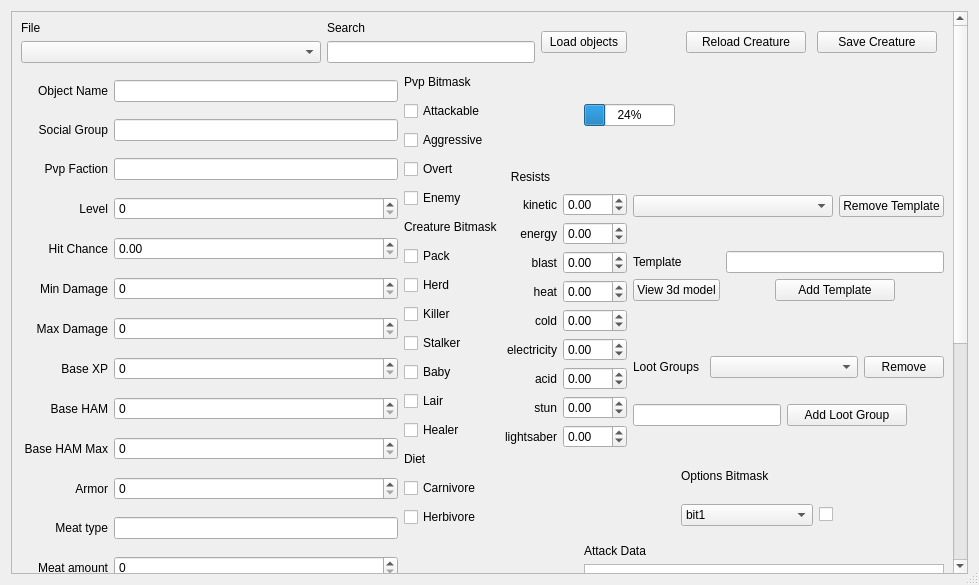
The window that WorldSpawnerTool/creaturemanager.ui (TheAnswer/Tools) describes before a commit, drawn with Qt 5.
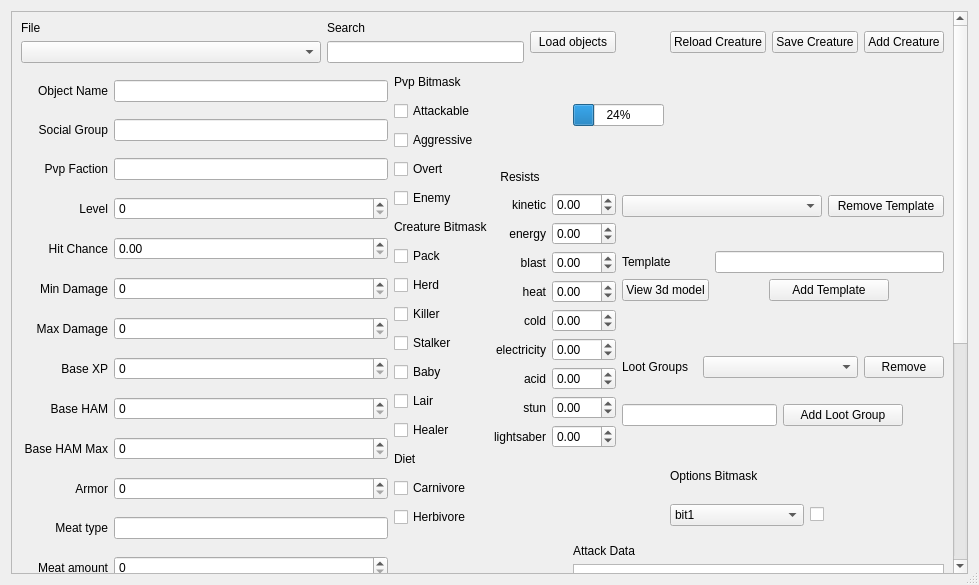
The same window after the commit.

Commit message: [updated] spawn tool added ability to add new npc/creature scripts

```diff
--- a/WorldSpawnerTool/creaturemanager.ui
+++ b/WorldSpawnerTool/creaturemanager.ui
@@ -26,7 +26,7 @@
       <property name="geometry">
        <rect>
         <x>0</x>
-        <y>-73</y>
+        <y>0</y>
         <width>942</width>
         <height>839</height>
        </rect>
@@ -98,6 +98,13 @@
            </property>
           </widget>
          </item>
+         <item>
+          <widget class="QPushButton" name="pushButton_addCreature">
+           <property name="text">
+            <string>Add Creature</string>
+           </property>
+          </widget>
+         </item>
         </layout>
        </item>
        <item row="1" column="0" rowspan="5">
```
The commit also changes 5 other files.
